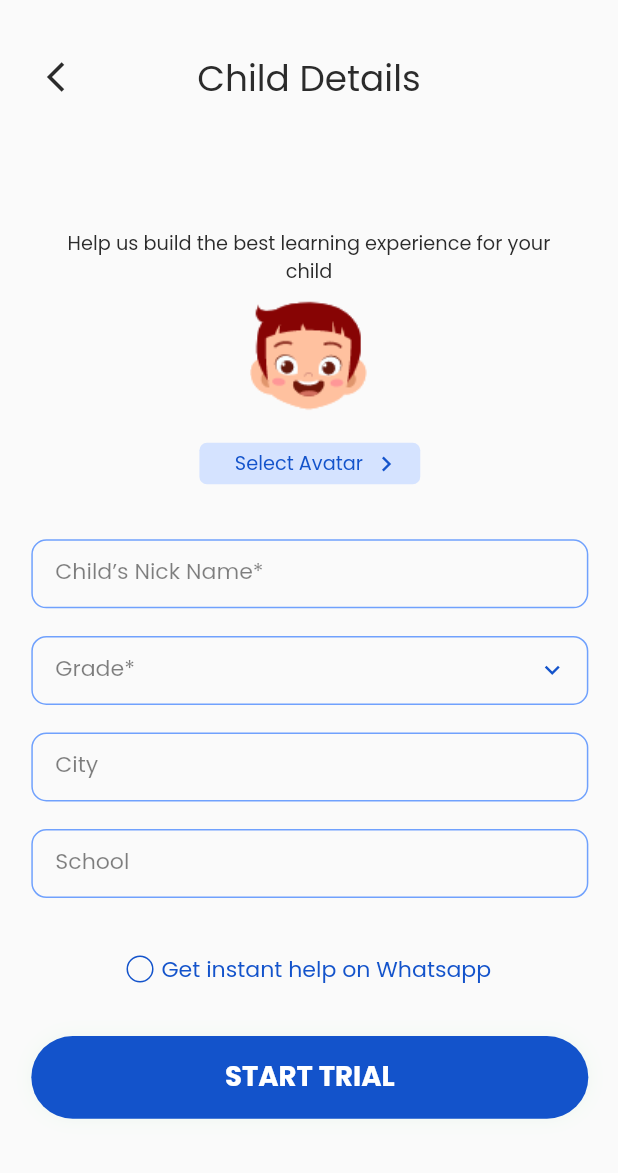
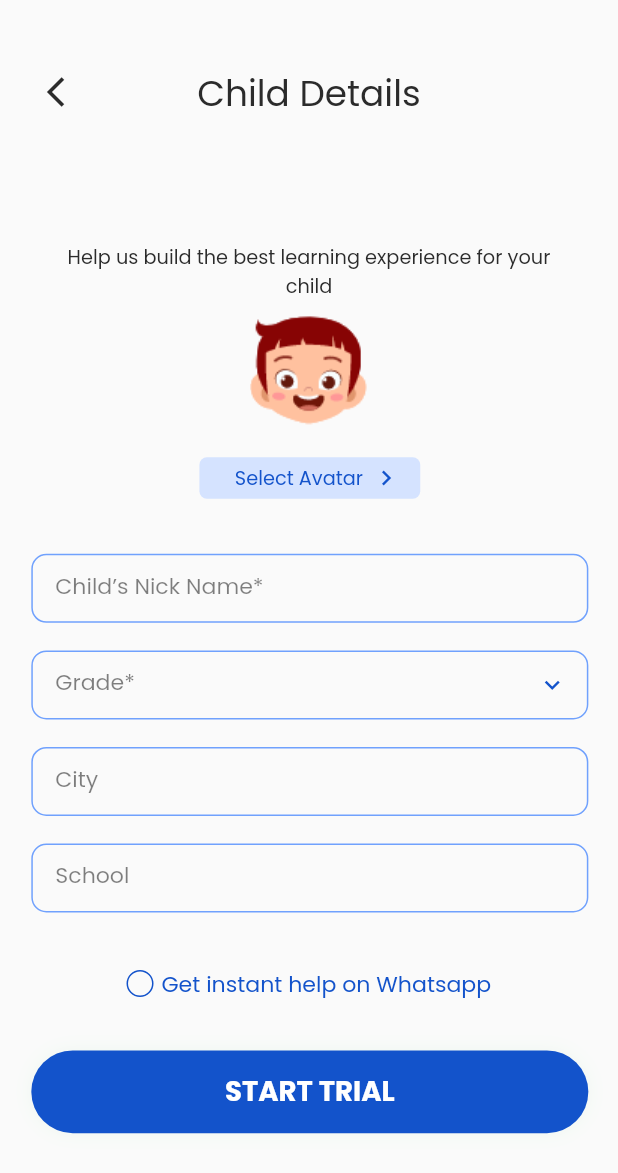
Before and after one commit to MMRoopa/avatar_dialog, a Flutter app: the ChildDetails screen opened directly, on a phone screen of 412 x 824 dp. Shown: the top 1173 px of the screen. Run offline on Flutter 3.47's test engine with Material 2 defaults, Android fonts, the phone set to English and light mode, and no system bars; our stand-ins replace auto_size_text, flutter_screenutil, scroll_to_index; statements that could not run were skipped.

Commit message:
removed column for ListView

```diff
--- a/lib/childDetails/child_details.dart
+++ b/lib/childDetails/child_details.dart
@@ -21,11 +21,9 @@ class _ChildDetailsState extends State<ChildDetails> {
   @override
   Widget build(BuildContext context) {
     return Scaffold(
-      body: Column(
-        crossAxisAlignment: CrossAxisAlignment.center,
-        mainAxisAlignment: MainAxisAlignment.center,
-        children: <Widget>[
-          Expanded(
+      body: Container(
+        alignment: Alignment.center,
+        child: Expanded(
           child: ListView(
             shrinkWrap: true,
             scrollDirection: Axis.vertical,
@@ -44,7 +42,6 @@ class _ChildDetailsState extends State<ChildDetails> {
             ],
           ),
         ),
-        ],
       ),
     );
   }
```
Lines whose indentation alone changed are shown as unchanged.
